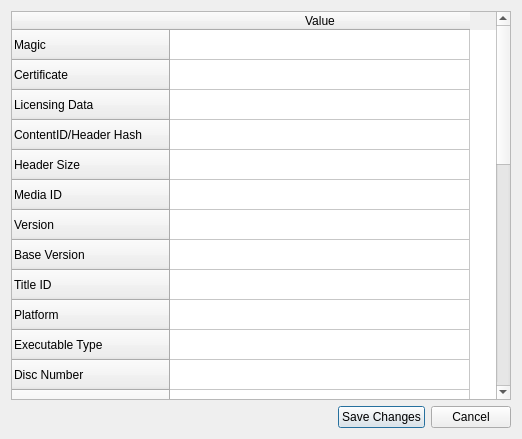
First picture: the form in Velocity/metadata.ui, repository hetelek/Velocity, before the edit.
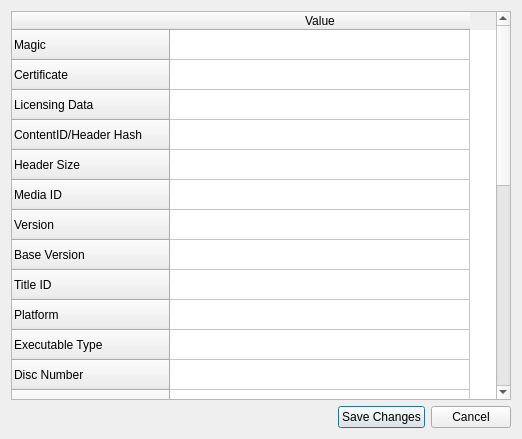
Second picture: the form after the edit. Icons and pictures are not drawn.

Commit message: updated for avatar items

Diff of the .ui file:
```diff
--- a/Velocity/metadata.ui
+++ b/Velocity/metadata.ui
@@ -118,26 +118,6 @@
        <string>Data File Combined Size</string>
       </property>
      </row>
-     <row>
-      <property name="text">
-       <string>Series ID</string>
-      </property>
-     </row>
-     <row>
-      <property name="text">
-       <string>Season ID</string>
-      </property>
-     </row>
-     <row>
-      <property name="text">
-       <string>Season Number</string>
-      </property>
-     </row>
-     <row>
-      <property name="text">
-       <string>Episode Number</string>
-      </property>
-     </row>
      <row>
       <property name="text">
        <string>Device ID</string>
```
The commit also changes 2 other files.
